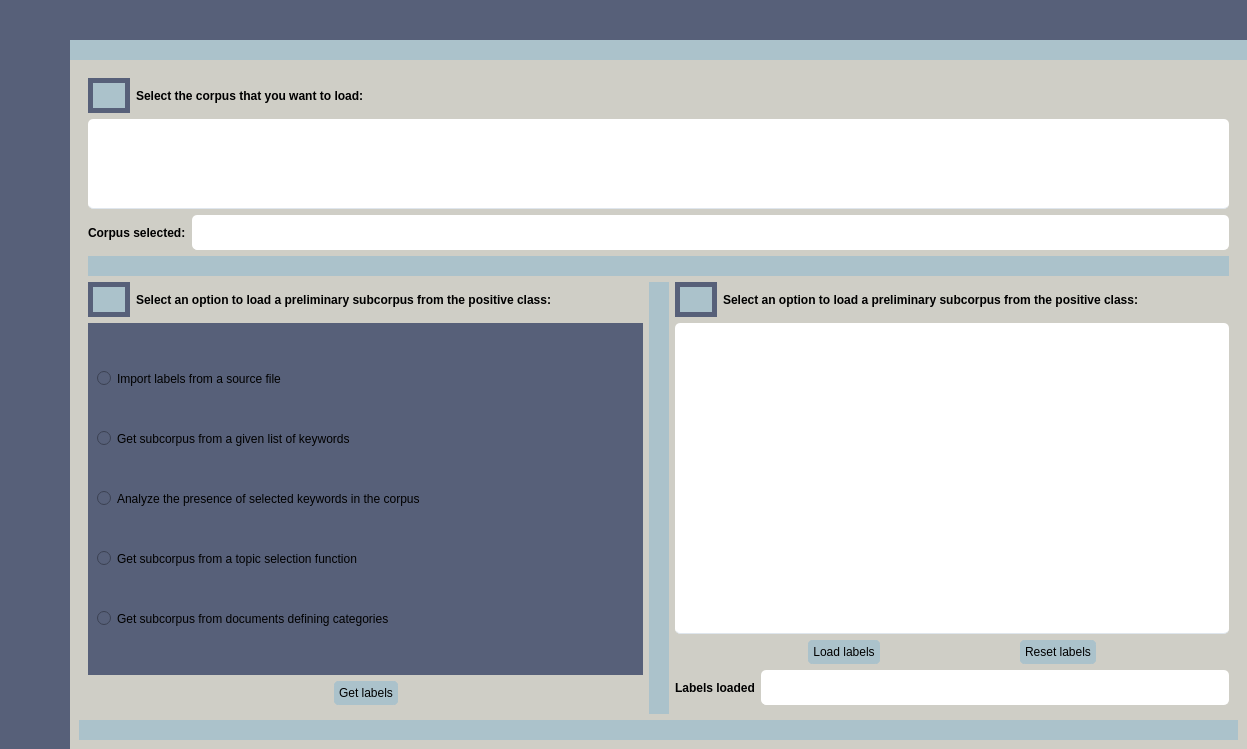
Qt form UIs/DomainClassifier.ui (IntelCompH2020/domain_classification) before a commit.
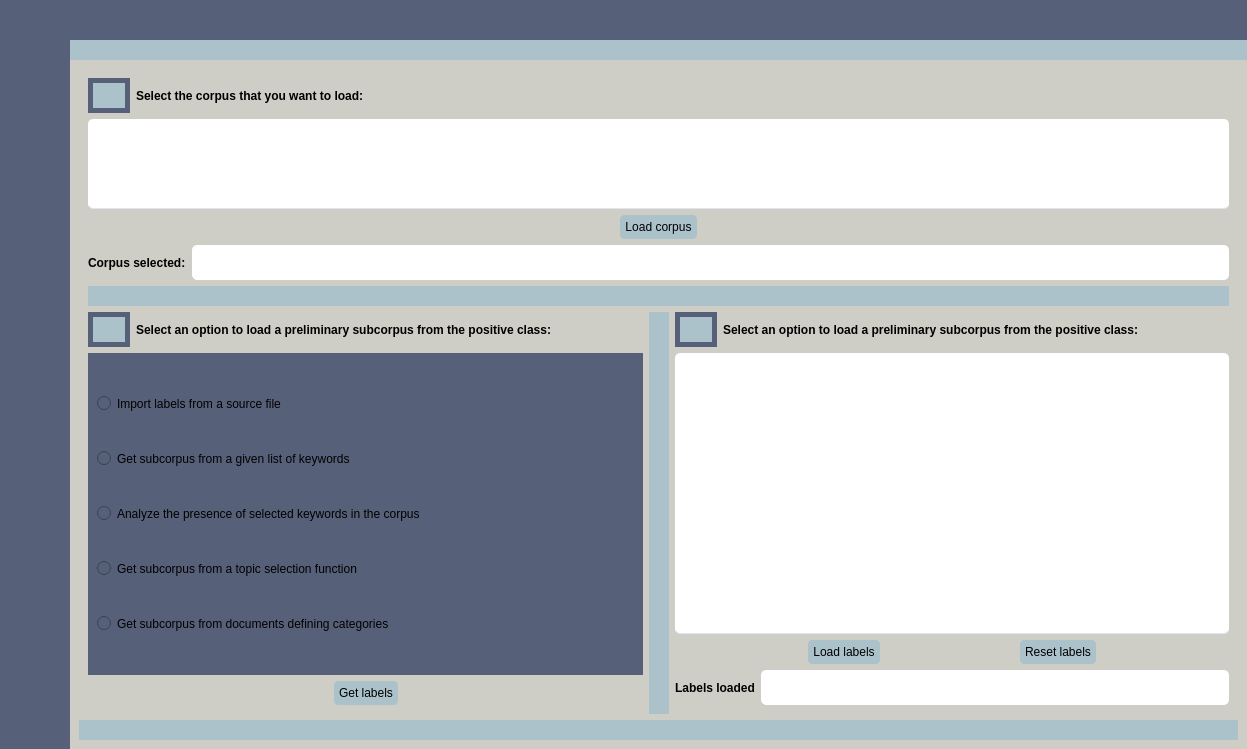
The same form after that commit. Icons and pictures are not drawn.

Commit message: added load/reset labels functionality; changed loadCorpus into QListWidget so it only shows the actual corpus that can be selected.

Diff of the .ui file:
```diff
--- a/UIs/DomainClassifier.ui
+++ b/UIs/DomainClassifier.ui
@@ -1473,6 +1473,64 @@
                           </property>
                          </widget>
                         </item>
+                        <item>
+                         <layout class="QHBoxLayout" name="horizontalLayout_19">
+                          <item>
+                           <spacer name="horizontalSpacer_11">
+                            <property name="orientation">
+                             <enum>Qt::Horizontal</enum>
+                            </property>
+                            <property name="sizeHint" stdset="0">
+                             <size>
+                              <width>40</width>
+                              <height>20</height>
+                             </size>
+                            </property>
+                           </spacer>
+                          </item>
+                          <item>
+                           <widget class="QPushButton" name="load_corpus_push_button">
+                            <property name="maximumSize">
+                             <size>
+                              <width>16777215</width>
+                              <height>16777215</height>
+                             </size>
+                            </property>
+                            <property name="styleSheet">
+                             <string notr="true">QPushButton {
+	border: 5px solid #ABC2CB;
+	border-radius: 5px;	
+	background-color: #ABC2CB;
+}
+QPushButton:hover {
+	background-color: #ABC2CB;
+	border: 2px solid #ABC2CB;
+}
+QPushButton:pressed {	
+	background-color: #ABC2CB;
+	border: 2px solid #ABC2CB;
+}</string>
+                            </property>
+                            <property name="text">
+                             <string>Load corpus</string>
+                            </property>
+                           </widget>
+                          </item>
+                          <item>
+                           <spacer name="horizontalSpacer_12">
+                            <property name="orientation">
+                             <enum>Qt::Horizontal</enum>
+                            </property>
+                            <property name="sizeHint" stdset="0">
+                             <size>
+                              <width>40</width>
+                              <height>20</height>
+                             </size>
+                            </property>
+                           </spacer>
+                          </item>
+                         </layout>
+                        </item>
                         <item>
                          <layout class="QHBoxLayout" name="horizontalLayout_12">
                           <item>
@@ -1849,7 +1907,7 @@
                            </layout>
                           </item>
                           <item>
-                           <widget class="QTreeView" name="tree_view_load_labels">
+                           <widget class="QListWidget" name="tree_view_load_labels">
                             <property name="maximumSize">
                              <size>
                               <width>16777215</width>
@@ -1857,20 +1915,20 @@
                              </size>
                             </property>
                             <property name="styleSheet">
-                             <string notr="true">QTreeView {	
+                             <string notr="true">QListWidget {	
 	background-color: #FFFFFF;
 	padding: 10px;
 	border-radius: 5px;
 	gridline-color: #DFE6ED;
 	border-bottom: 1px solid #DFE6ED;
 }
-QTreeView::item{
+QListWidget::item{
 	border-color: #DFE6ED;
 	padding-left: 5px;
 	padding-right: 5px;
 	gridline-color: #DFE6ED;
 }
-QTreeView::item:selected{
+QListWidget::item:selected{
 	background-color: #E6EDEF;
 }
 QScrollBar:horizontal {
```
Left out of the diff: 8 changed lines with no effect on the pictures. The commit also changes 2 other files.
